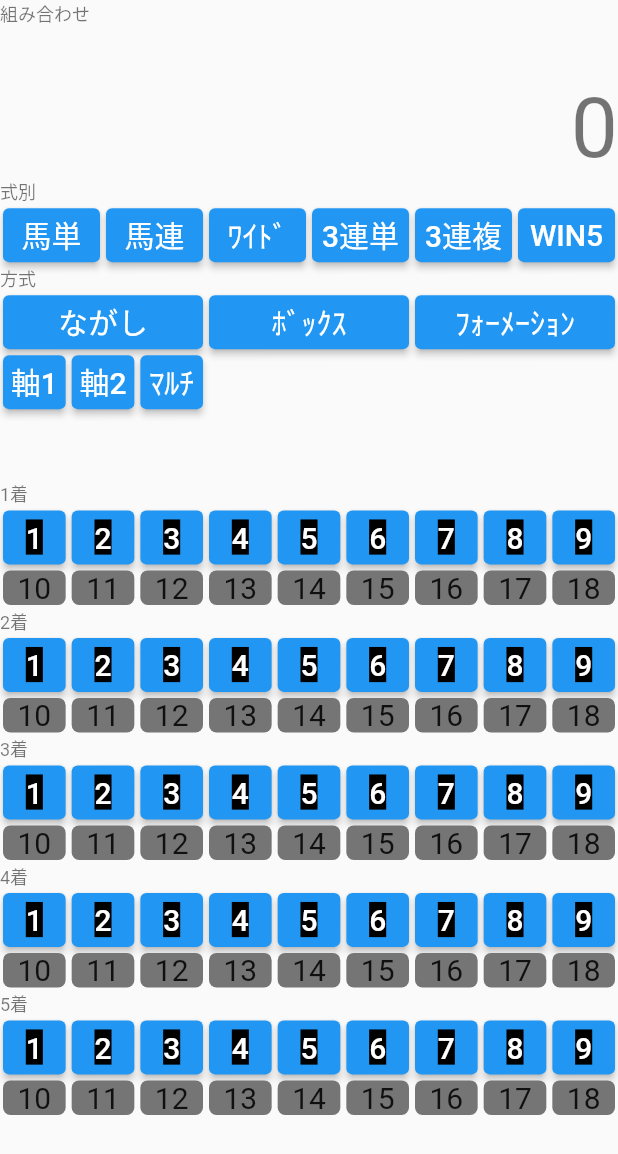
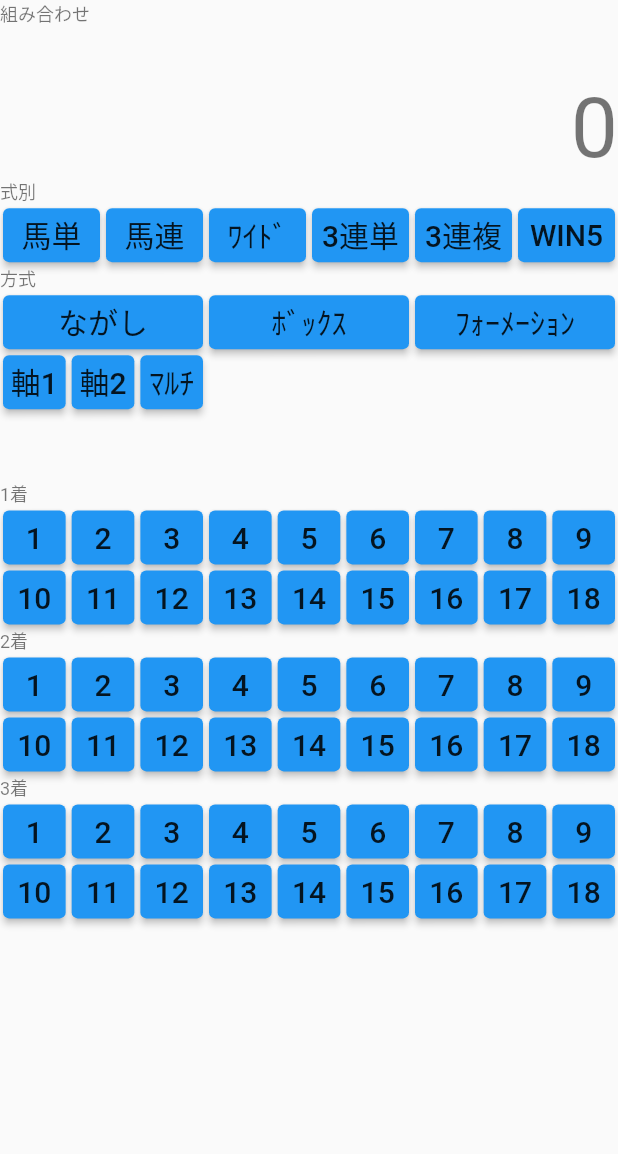
Before and after one commit to msu00000/tensu_keisan, a Flutter app: the screen it shows after launch, on a phone screen of 412 x 824 dp. Shown: the top 1154 px of the screen. Run offline on Flutter 3.47's test engine with Material 2 defaults, Android fonts, the phone set to English and light mode, and no system bars.

Commit message:
psccommit
modified

```diff
--- a/lib/main.dart
+++ b/lib/main.dart
@@ -1,8 +1,38 @@
 import 'package:flutter/material.dart';
 import 'package:flutter/widgets.dart';
 
+
 void main() {
-  runApp(MyApp());
+  runApp(new MyApp());
+}
+
+enum TYPE {
+  umatan,
+  umaren,
+  wide,
+  renpuku3,
+  rentan3,
+  win5
+}
+
+enum METHOD {
+  nagashi,
+  box,
+  formation
+}
+
+enum NAGASHI {
+  ax1,
+  ax2,
+  multi
+}
+
+enum ORDER {
+  first,
+  second,
+  third,
+  fourth,
+  fifth,
 }
 
 class MyApp extends StatelessWidget {
@@ -24,11 +54,16 @@ class Home extends StatefulWidget {
 
 class _Home extends State<Home> {
 
+  int _result = 0;
+
+  // void calc(Enum order, int num) {
+  //   setState(() {
+  //     _result++;
+  //   });
+  // }
+
   @override
   Widget build(BuildContext context) {
-
-  int _result = 0;
-
   final size = MediaQuery.of(context).size;
     //final padding = MediaQuery.of(context).padding;
     //var maxHeight = size.height - padding.top - padding.bottom;
@@ -105,27 +140,27 @@ class _Home extends State<Home> {
                     Caption(context, '式別'),
                     Row(
                       children: <Widget>[
-                        InputButton(context, '馬単'),
-                        InputButton(context, '馬連'),
-                        InputButton(context, 'ﾜｲﾄﾞ'),
-                        InputButton(context, '3連単'),
-                        InputButton(context, '3連複'),
-                        InputButton(context, 'WIN5'),
+                        InputButton(context, '馬単', TYPE.umatan),
+                        InputButton(context, '馬連', TYPE.umaren),
+                        InputButton(context, 'ﾜｲﾄﾞ', TYPE.wide),
+                        InputButton(context, '3連単', TYPE.renpuku3),
+                        InputButton(context, '3連複', TYPE.rentan3),
+                        InputButton(context, 'WIN5', TYPE.win5),
                       ],
                     ),
                     Caption(context, '方式'),
                     Row(
                       children: <Widget>[
-                        InputButton(context, 'ながし'),
-                        InputButton(context, 'ﾎﾞｯｸｽ'),
-                        InputButton(context, 'ﾌｫｰﾒｰｼｮﾝ'),
+                        InputButton(context, 'ながし', METHOD.nagashi),
+                        InputButton(context, 'ﾎﾞｯｸｽ', METHOD.box),
+                        InputButton(context, 'ﾌｫｰﾒｰｼｮﾝ', METHOD.formation),
                       ],
                     ),
                     Row(
                       children: <Widget>[
-                        InputButton(context, '軸1'),
-                        InputButton(context, '軸2'),
-                        InputButton(context, 'ﾏﾙﾁ'),
+                        InputButton(context, '軸1', NAGASHI.ax1),
+                        InputButton(context, '軸2', NAGASHI.ax2),
+                        InputButton(context, 'ﾏﾙﾁ', NAGASHI.multi),
                         Spacer(),
                         Spacer(),
                         Spacer(),
@@ -148,15 +183,15 @@ class _Home extends State<Home> {
                   mainAxisAlignment: MainAxisAlignment.start,
                   children: <Widget>[
                     Caption(context, '1着'),
-                    NumberButtons(context),
+                    NumberButtons(context, ORDER.first),
                     Caption(context, '2着'),
-                    NumberButtons(context),
+                    NumberButtons(context, ORDER.second),
                     Caption(context, '3着'),
-                    NumberButtons(context),
-                    Caption(context, '4着'),
-                    NumberButtons(context),
-                    Caption(context, '5着'),
-                    NumberButtons(context),
+                    NumberButtons(context, ORDER.third),
+                    //Caption(context, '4着'),
+                    //NumberButtons(context, ORDER.fourth),
+                    //Caption(context, '5着'),
+                    //NumberButtons(context, ORDER.fifth),
                   ]
                 )
               ),
@@ -177,7 +212,7 @@ class Caption extends Container {
 }
 
 class InputButton extends Expanded {
-  InputButton(BuildContext context, String caption)
+  InputButton(BuildContext context, String caption, Enum val)
   :super(
     child:Container(
       margin: EdgeInsets.all(2),
@@ -187,10 +222,11 @@ class InputButton extends Expanded {
             tapTargetSize: MaterialTapTargetSize.shrinkWrap,
             backgroundColor: MaterialStateProperty.all<Color>(Colors.blue),
           ),
-          onPressed: _calc,
+          onPressed: ()=>input(val),
             child:Text(
             caption,
-            style:TextStyle(fontSize: 20, ),
+            style: Theme.of(context).textTheme.headline6,
+            //style:TextStyle(fontSize: 20, ),
             // strutStyle: StrutStyle(
             //   fontSize: 20.0,
             //   height: 1.6,
@@ -202,20 +238,15 @@ class InputButton extends Expanded {
   );
 }
 
-void _calc() {
-
-}
-
-
 class NumberButtons extends Column {
-  NumberButtons(BuildContext context)
+  NumberButtons(BuildContext context, Enum order)
   :super(
   children: <Widget>[
       Row(
     		children: <Widget>[
           for (int i = 1; i < 10; i++)
           Expanded(
-            child:NumberButton(context, i)
+            child:NumberButton(context, order, i)
           )
         ],
       ),
@@ -223,7 +254,7 @@ class NumberButtons extends Column {
     		children: <Widget>[
           for (int i = 10; i < 19; i++)
           Expanded(
-            child:NumberButton2(context, i)
+            child:NumberButton(context, order, i)
           )
         ],
       )
@@ -231,26 +262,26 @@ class NumberButtons extends Column {
   );
 }
 
-class NumberButton2 extends Container {
-  NumberButton2(BuildContext context, int number)
-	:super(
-		margin: EdgeInsets.all(2),
-		decoration: BoxDecoration(
-			borderRadius: BorderRadius.circular(5),
-			color: Colors.grey[600],
-			//border: Border.all(color: Colors.blue)
-    ),
-		child: Center(
-			child:Text(
-				'$number',
-				style:TextStyle(fontSize: 20,),
-			),
-		)
-	);
-}
+// class NumberButton2 extends Container {
+//   NumberButton2(BuildContext context, int number)
+// 	:super(
+// 		margin: EdgeInsets.all(2),
+// 		decoration: BoxDecoration(
+// 			borderRadius: BorderRadius.circular(5),
+// 			color: Colors.grey[600],
+// 			//border: Border.all(color: Colors.blue)
+//     ),
+// 		child: Center(
+// 			child:Text(
+// 				'$number',
+// 				style:TextStyle(fontSize: 20,),
+// 			),
+// 		)
+// 	);
+// }
 
 class NumberButton extends Container {
-  NumberButton(BuildContext context, int number)
+  NumberButton(BuildContext context, Enum order, int number)
 	:super(
     margin: EdgeInsets.all(2),
       child: ElevatedButton(
@@ -259,83 +290,92 @@ class NumberButton extends Container {
           tapTargetSize: MaterialTapTargetSize.shrinkWrap,
           backgroundColor: MaterialStateProperty.all<Color>(Colors.blue),
         ),
-        onPressed: () {print('Pressed');},
+        onPressed: ()=>calc(order, number),
           child:Text(
             '$number',
-            style:TextStyle(fontSize: 20, backgroundColor: Colors.black),
-            //style: Theme.of(context).textTheme.caption,
+            //style:TextStyle(fontSize: 20, backgroundColor: Colors.black),
+            //style:TextStyle(fontSize: 20),
+            style: Theme.of(context).textTheme.headline6,
           ),
       )
   );
 }
 
-class MyHomePage extends StatefulWidget {
-  MyHomePage({Key? key, required this.title}) : super(key: key);
-
-  final String title;
-
-  @override
-  _MyHomePageState createState() => _MyHomePageState();
+void input(Enum val) {
+  print(val);
 }
 
-class _MyHomePageState extends State<MyHomePage> {
-  int _counter = 0;
+void calc(Enum order, int num) {
+  print('$order' ' : ' +'$num');
+}
 
-  void _incrementCounter() {
-    setState(() {
-      _counter++;
-    });
-  }
+// class MyHomePage extends StatefulWidget {
+//   MyHomePage({Key? key, required this.title}) : super(key: key);
 
-  @override
-  Widget build(BuildContext context) {
-    // This method is rerun every time setState is called, for instance as done
-    // by the _incrementCounter method above.
-    //
-    // The Flutter framework has been optimized to make rerunning build methods
-    // fast, so that you can just rebuild anything that needs updating rather
-    // than having to individually change instances of widgets.
-    return Scaffold(
-      appBar: AppBar(
-        // Here we take the value from the MyHomePage object that was created by
-        // the App.build method, and use it to set our appbar title.
-        title: Text(widget.title),
-      ),
-      body: Center(
-        // Center is a layout widget. It takes a single child and positions it
-        // in the middle of the parent.
-        child: Column(
-          // Column is also a layout widget. It takes a list of children and
-          // arranges them vertically. By default, it sizes itself to fit its
-          // children horizontally, and tries to be as tall as its parent.
-          //
-          // Invoke "debug painting" (press "p" in the console, choose the
-          // "Toggle Debug Paint" action from the Flutter Inspector in Android
-          // Studio, or the "Toggle Debug Paint" command in Visual Studio Code)
-          // to see the wireframe for each widget.
-          //
-          // Column has various properties to control how it sizes itself and
-          // how it positions its children. Here we use mainAxisAlignment to
-          // center the children vertically; the main axis here is the vertical
-          // axis because Columns are vertical (the cross axis would be
-          // horizontal).
-          mainAxisAlignment: MainAxisAlignment.center,
-          children: <Widget>[
-            Text(
-              'You have pushed the button this many times:',
-            ),
-            Text(
-              '$_counter',
-              style: Theme.of(context).textTheme.headline4,
-            ),
-          ],
-        ),
-      ),
-      floatingActionButton: FloatingActionButton(
-        onPressed: _incrementCounter,
-        tooltip: 'Increment',
-        child: Icon(Icons.add),
-      ), // This trailing comma makes auto-formatting nicer for build methods.
-    );
-  }
-}
+//   final String title;
+
+//   @override
+//   _MyHomePageState createState() => _MyHomePageState();
+// }
+
+// class _MyHomePageState extends State<MyHomePage> {
+//   int _counter = 0;
+
+//   void _incrementCounter() {
+//     setState(() {
+//       _counter++;
+//     });
+//   }
+
+//   @override
+//   Widget build(BuildContext context) {
+//     // This method is rerun every time setState is called, for instance as done
+//     // by the _incrementCounter method above.
+//     //
+//     // The Flutter framework has been optimized to make rerunning build methods
+//     // fast, so that you can just rebuild anything that needs updating rather
+//     // than having to individually change instances of widgets.
+//     return Scaffold(
+//       appBar: AppBar(
+//         // Here we take the value from the MyHomePage object that was created by
+//         // the App.build method, and use it to set our appbar title.
+//         title: Text(widget.title),
+//       ),
+//       body: Center(
+//         // Center is a layout widget. It takes a single child and positions it
+//         // in the middle of the parent.
+//         child: Column(
+//           // Column is also a layout widget. It takes a list of children and
+//           // arranges them vertically. By default, it sizes itself to fit its
+//           // children horizontally, and tries to be as tall as its parent.
+//           //
+//           // Invoke "debug painting" (press "p" in the console, choose the
+//           // "Toggle Debug Paint" action from the Flutter Inspector in Android
+//           // Studio, or the "Toggle Debug Paint" command in Visual Studio Code)
+//           // to see the wireframe for each widget.
+//           //
+//           // Column has various properties to control how it sizes itself and
+//           // how it positions its children. Here we use mainAxisAlignment to
+//           // center the children vertically; the main axis here is the vertical
+//           // axis because Columns are vertical (the cross axis would be
+//           // horizontal).
+//           mainAxisAlignment: MainAxisAlignment.center,
+//           children: <Widget>[
+//             Text(
+//               'You have pushed the button this many times:',
+//             ),
+//             Text(
+//               '$_counter',
+//               style: Theme.of(context).textTheme.headline4,
+//             ),
+//           ],
+//         ),
+//       ),
+//       floatingActionButton: FloatingActionButton(
+//         onPressed: _incrementCounter,
+//         tooltip: 'Increment',
+//         child: Icon(Icons.add),
+//       ), // This trailing comma makes auto-formatting nicer for build methods.
+//     );
+//   }
+// }
```
